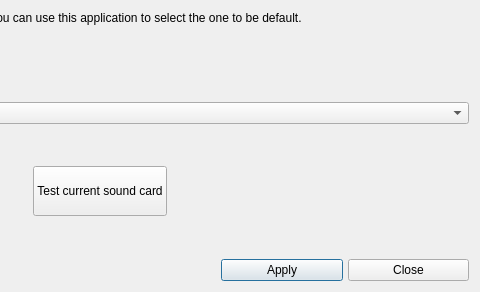
Before: the Qt Designer form mxselectsound.ui in MX-Linux/mx-select-sound, drawn with Qt 5; both pictures show x 280 to 760 and y 0 to 292 of the 760 by 292 pixel window.
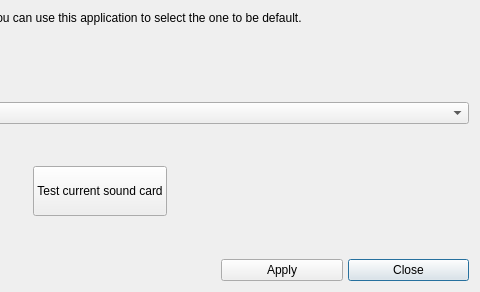
After: the same form once the commit is applied. Icons and pictures are not drawn.

```diff
--- a/mxselectsound.ui
+++ b/mxselectsound.ui
@@ -154,6 +154,9 @@
          <property name="autoDefault">
           <bool>true</bool>
          </property>
+         <property name="default">
+          <bool>true</bool>
+         </property>
         </widget>
        </item>
        <item row="1" column="3">
@@ -199,7 +202,7 @@
           <bool>true</bool>
          </property>
          <property name="default">
-          <bool>true</bool>
+          <bool>false</bool>
          </property>
         </widget>
        </item>
```
Left out of the diff: 24 changed lines with no effect on the pictures.
